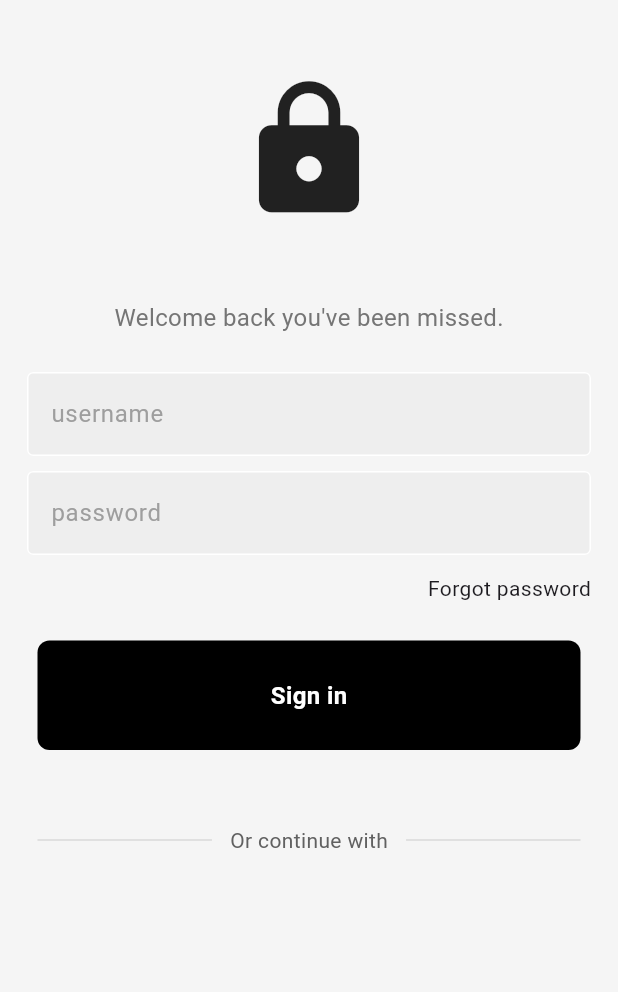
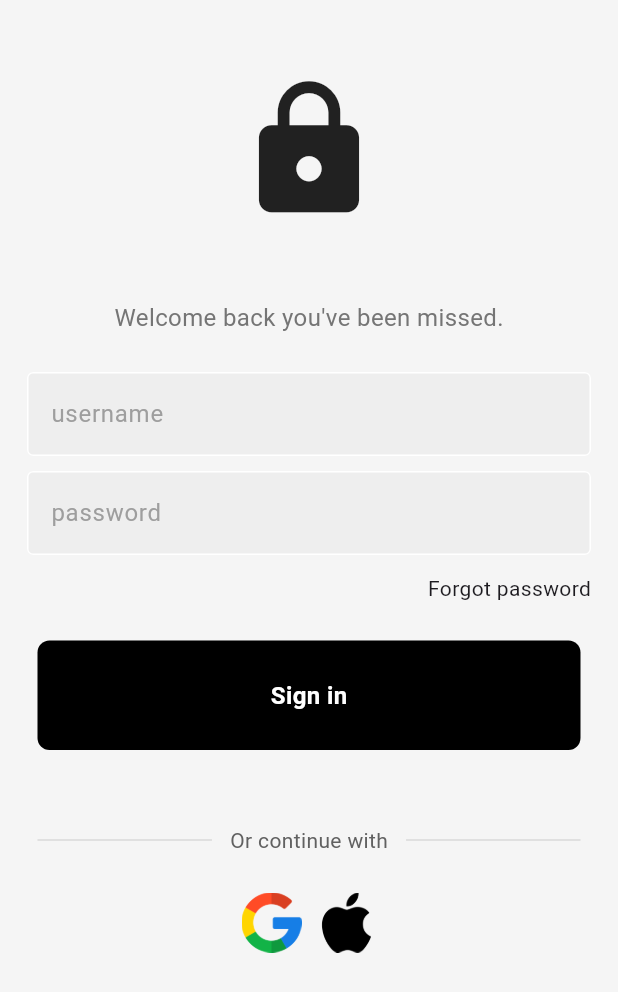
Before and after one commit to kalejaiyeoluwadara/authentication, a Flutter app: the screen it shows after launch, on a phone screen of 412 x 824 dp. Shown: the top 992 px of the screen. Run offline on Flutter 3.47's test engine with Material 3 defaults, Android fonts, the phone set to English and light mode, and no system bars.

```diff
--- a/lib/auth_page.dart
+++ b/lib/auth_page.dart
@@ -2,6 +2,7 @@
 
 import 'package:authentication/components/my_button.dart';
 import 'package:authentication/components/my_textfield.dart';
+import 'package:authentication/components/square_tile.dart';
 import 'package:flutter/material.dart';
 
 class AuthPage extends StatelessWidget {
@@ -74,12 +75,28 @@ class AuthPage extends StatelessWidget {
                   ),
                 ),
                 Expanded(
-                    child: Divider(
-                  thickness: 0.5,
-                  color: Colors.grey[400],
-                )),
+                  child: Divider(
+                    thickness: 0.5,
+                    color: Colors.grey[400],
+                  ),
+                ),
               ],
             ),
+          ),
+          SizedBox(
+            height: 25,
+          ),
+          const Row(
+            mainAxisAlignment: MainAxisAlignment.center,
+            children: [
+              SquareTile(
+                imagePath: 'assets/images/google.png',
+              ),
+              SizedBox(width: 10),
+              SquareTile(
+                imagePath: 'assets/images/apple.png',
+              )
+            ],
           )
         ],
       ),
--- /dev/null
+++ b/lib/components/square_tile.dart
@@ -0,0 +1,16 @@
+import 'package:flutter/material.dart';
+
+class SquareTile extends StatelessWidget {
+  final String imagePath;
+  const SquareTile({super.key, required this.imagePath});
+
+  @override
+  Widget build(BuildContext context) {
+    return Container(
+      child: Image.asset(
+        imagePath,
+        height: 40,
+      ),
+    );
+  }
+}
--- a/pubspec.yaml
+++ b/pubspec.yaml
@@ -1,6 +1,6 @@
 name: authentication
 description: "A new Flutter project."
-publish_to: 'none'
+publish_to: "none"
 version: 0.1.0
 
 environment:
@@ -17,3 +17,5 @@ dev_dependencies:
 
 flutter:
   uses-material-design: true
+  assets:
+    - assets/images
```
Also changed, not shown: assets/images/apple.png (added), assets/images/google.png (added).
